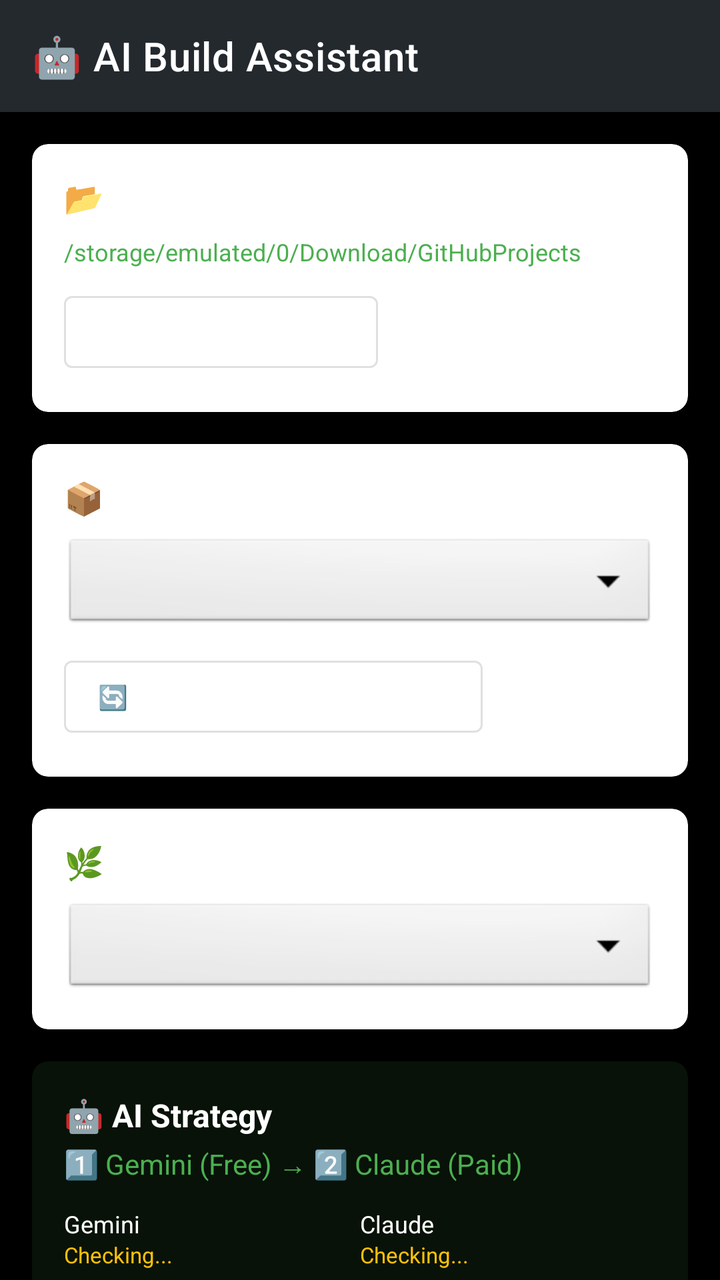
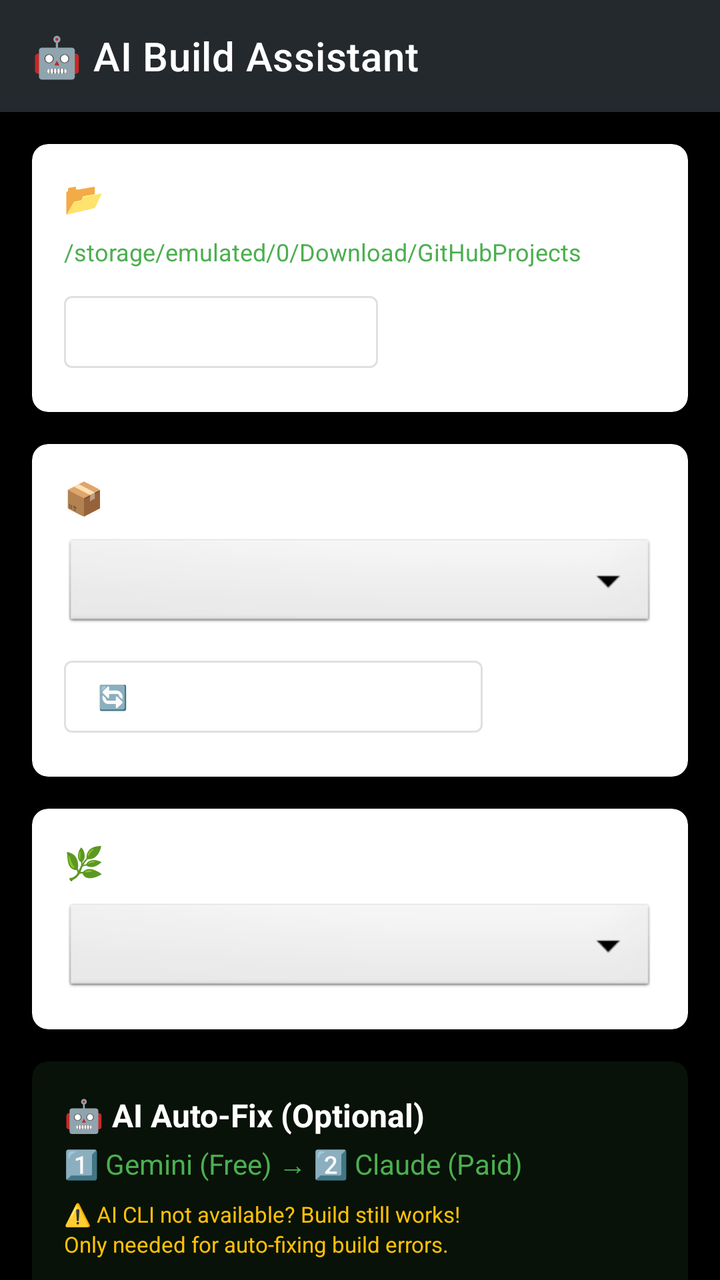

Screens rendered from an Android XML layout before and after an edit, with the pre-edit source and the edit as a unified diff.
<!-- AndroidManifest.xml: application theme Theme.GitHubAPKDownloader -->
<!-- res/layout/activity_ai_build.xml -->
<?xml version="1.0" encoding="utf-8"?>
<androidx.coordinatorlayout.widget.CoordinatorLayout xmlns:android="http://schemas.android.com/apk/res/android"
    xmlns:app="http://schemas.android.com/apk/res-auto"
    android:layout_width="match_parent"
    android:layout_height="match_parent"
    android:background="@color/black">

    <com.google.android.material.appbar.AppBarLayout
        android:layout_width="match_parent"
        android:layout_height="wrap_content"
        android:theme="@style/ThemeOverlay.AppCompat.Dark.ActionBar">

        <com.google.android.material.appbar.MaterialToolbar
            android:id="@+id/toolbar"
            android:layout_width="match_parent"
            android:layout_height="?attr/actionBarSize"
            android:background="@color/github_dark"
            app:title="🤖 AI Build Assistant"
            app:titleTextColor="@color/white" />

    </com.google.android.material.appbar.AppBarLayout>

    <androidx.core.widget.NestedScrollView
        android:layout_width="match_parent"
        android:layout_height="match_parent"
        android:fillViewport="true"
        app:layout_behavior="@string/appbar_scrolling_view_behavior">

        <LinearLayout
            android:layout_width="match_parent"
            android:layout_height="wrap_content"
            android:orientation="vertical"
            android:padding="16dp">

            
            <com.google.android.material.card.MaterialCardView
                android:layout_width="match_parent"
                android:layout_height="wrap_content"
                android:layout_marginBottom="16dp"
                app:cardElevation="2dp"
                app:cardCornerRadius="8dp">

                <LinearLayout
                    android:layout_width="match_parent"
                    android:layout_height="wrap_content"
                    android:orientation="vertical"
                    android:padding="16dp">

                    <TextView
                        android:layout_width="wrap_content"
                        android:layout_height="wrap_content"
                        android:text="📂 Project"
                        android:textSize="16sp"
                        android:textStyle="bold"
                        android:textColor="@color/white" />

                    <TextView
                        android:id="@+id/projectPathText"
                        android:layout_width="match_parent"
                        android:layout_height="wrap_content"
                        android:layout_marginTop="8dp"
                        android:text="/storage/emulated/0/Download/GitHubProjects"
                        android:textSize="12sp"
                        android:textColor="#4CAF50"
                        android:maxLines="2"
                        android:ellipsize="end" />

                    <com.google.android.material.button.MaterialButton
                        android:id="@+id/changeProjectButton"
                        android:layout_width="wrap_content"
                        android:layout_height="wrap_content"
                        android:layout_marginTop="8dp"
                        android:text="Change Location"
                        android:textSize="12sp"
                        style="@style/Widget.MaterialComponents.Button.OutlinedButton" />

                </LinearLayout>

            </com.google.android.material.card.MaterialCardView>

            
            <com.google.android.material.card.MaterialCardView
                android:layout_width="match_parent"
                android:layout_height="wrap_content"
                android:layout_marginBottom="16dp"
                app:cardElevation="2dp"
                app:cardCornerRadius="8dp">

                <LinearLayout
                    android:layout_width="match_parent"
                    android:layout_height="wrap_content"
                    android:orientation="vertical"
                    android:padding="16dp">

                    <TextView
                        android:layout_width="wrap_content"
                        android:layout_height="wrap_content"
                        android:text="📦 Repository"
                        android:textSize="16sp"
                        android:textStyle="bold"
                        android:textColor="@color/white" />

                    <Spinner
                        android:id="@+id/repositorySpinner"
                        android:layout_width="match_parent"
                        android:layout_height="wrap_content"
                        android:layout_marginTop="8dp"
                        android:minHeight="48dp"
                        android:background="@android:drawable/btn_dropdown"
                        android:padding="12dp"
                        android:prompt="@string/select_repository" />

                    <com.google.android.material.button.MaterialButton
                        android:id="@+id/selectRepositoryButton"
                        android:layout_width="wrap_content"
                        android:layout_height="wrap_content"
                        android:layout_marginTop="8dp"
                        android:text="🔄 Refresh Repositories"
                        android:textSize="12sp"
                        style="@style/Widget.MaterialComponents.Button.OutlinedButton" />

                </LinearLayout>

            </com.google.android.material.card.MaterialCardView>

            
            <com.google.android.material.card.MaterialCardView
                android:layout_width="match_parent"
                android:layout_height="wrap_content"
                android:layout_marginBottom="16dp"
                app:cardElevation="2dp"
                app:cardCornerRadius="8dp">

                <LinearLayout
                    android:layout_width="match_parent"
                    android:layout_height="wrap_content"
                    android:orientation="vertical"
                    android:padding="16dp">

                    <TextView
                        android:layout_width="wrap_content"
                        android:layout_height="wrap_content"
                        android:text="🌿 Branch"
                        android:textSize="16sp"
                        android:textStyle="bold"
                        android:textColor="@color/white" />

                    <Spinner
                        android:id="@+id/branchSpinner"
                        android:layout_width="match_parent"
                        android:layout_height="wrap_content"
                        android:layout_marginTop="8dp"
                        android:minHeight="48dp"
                        android:background="@android:drawable/btn_dropdown"
                        android:padding="12dp" />

                </LinearLayout>

            </com.google.android.material.card.MaterialCardView>

            
            <com.google.android.material.card.MaterialCardView
                android:layout_width="match_parent"
                android:layout_height="wrap_content"
                android:layout_marginBottom="16dp"
                app:cardElevation="2dp"
                app:cardCornerRadius="8dp"
                app:cardBackgroundColor="#1a4CAF50">

                <LinearLayout
                    android:layout_width="match_parent"
                    android:layout_height="wrap_content"
                    android:orientation="vertical"
                    android:padding="16dp">

                    <TextView
                        android:layout_width="wrap_content"
                        android:layout_height="wrap_content"
                        android:text="🤖 AI Strategy"
                        android:textSize="16sp"
                        android:textStyle="bold"
                        android:textColor="@color/white" />

                    <TextView
                        android:layout_width="match_parent"
                        android:layout_height="wrap_content"
                        android:layout_marginTop="4dp"
                        android:text="1️⃣ Gemini (Free) → 2️⃣ Claude (Paid)"
                        android:textSize="14sp"
                        android:textColor="#4CAF50" />

                    <LinearLayout
                        android:layout_width="match_parent"
                        android:layout_height="wrap_content"
                        android:orientation="horizontal"
                        android:layout_marginTop="12dp">

                        <LinearLayout
                            android:layout_width="0dp"
                            android:layout_height="wrap_content"
                            android:layout_weight="1"
                            android:orientation="vertical">

                            <TextView
                                android:layout_width="wrap_content"
                                android:layout_height="wrap_content"
                                android:text="Gemini"
                                android:textSize="12sp"
                                android:textColor="@color/white" />

                            <TextView
                                android:id="@+id/geminiStatusText"
                                android:layout_width="wrap_content"
                                android:layout_height="wrap_content"
                                android:text="Checking..."
                                android:textSize="11sp"
                                android:textColor="#FFC107" />

                        </LinearLayout>

                        <LinearLayout
                            android:layout_width="0dp"
                            android:layout_height="wrap_content"
                            android:layout_weight="1"
                            android:orientation="vertical">

                            <TextView
                                android:layout_width="wrap_content"
                                android:layout_height="wrap_content"
                                android:text="Claude"
                                android:textSize="12sp"
                                android:textColor="@color/white" />

                            <TextView
                                android:id="@+id/claudeStatusText"
                                android:layout_width="wrap_content"
                                android:layout_height="wrap_content"
                                android:text="Checking..."
                                android:textSize="11sp"
                                android:textColor="#FFC107" />

                        </LinearLayout>

                    </LinearLayout>

                    <com.google.android.material.button.MaterialButton
                        android:id="@+id/setupCliButton"
                        android:layout_width="wrap_content"
                        android:layout_height="wrap_content"
                        android:layout_marginTop="12dp"
                        android:text="⚙️ Setup AI CLIs"
                        android:textSize="12sp"
                        style="@style/Widget.MaterialComponents.Button.OutlinedButton" />

                </LinearLayout>

            </com.google.android.material.card.MaterialCardView>

            
            <com.google.android.material.card.MaterialCardView
                android:layout_width="match_parent"
                android:layout_height="wrap_content"
                android:layout_marginBottom="16dp"
                app:cardElevation="2dp"
                app:cardCornerRadius="8dp">

                <LinearLayout
                    android:layout_width="match_parent"
                    android:layout_height="wrap_content"
                    android:orientation="vertical"
                    android:padding="16dp">

                    <TextView
                        android:layout_width="wrap_content"
                        android:layout_height="wrap_content"
                        android:text="⚙️ Build Options"
                        android:textSize="16sp"
                        android:textStyle="bold"
                        android:textColor="@color/white" />

                    <com.google.android.material.checkbox.MaterialCheckBox
                        android:id="@+id/cleanBuildCheckbox"
                        android:layout_width="match_parent"
                        android:layout_height="wrap_content"
                        android:text="Clean build"
                        android:textColor="@color/white" />

                    <com.google.android.material.checkbox.MaterialCheckBox
                        android:id="@+id/autoInstallCheckbox"
                        android:layout_width="match_parent"
                        android:layout_height="wrap_content"
                        android:text="Auto-install after build"
                        android:checked="true"
                        android:textColor="@color/white" />

                    <com.google.android.material.checkbox.MaterialCheckBox
                        android:id="@+id/createPrCheckbox"
                        android:layout_width="match_parent"
                        android:layout_height="wrap_content"
                        android:text="Create PR if AI fixes applied"
                        android:checked="true"
                        android:textColor="@color/white" />

                </LinearLayout>

            </com.google.android.material.card.MaterialCardView>

            
            <com.google.android.material.button.MaterialButton
                android:id="@+id/smartBuildButton"
                android:layout_width="match_parent"
                android:layout_height="64dp"
                android:text="🚀 Smart Build &amp; Test"
                android:textSize="18sp"
                android:textStyle="bold"
                android:textColor="@color/white"
                app:backgroundTint="@color/github_green"
                app:cornerRadius="12dp"
                style="@style/Widget.MaterialComponents.Button" />

            
            <com.google.android.material.card.MaterialCardView
                android:id="@+id/buildStatusCard"
                android:layout_width="match_parent"
                android:layout_height="wrap_content"
                android:layout_marginTop="16dp"
                android:visibility="gone"
                app:cardElevation="2dp"
                app:cardCornerRadius="8dp">

                <LinearLayout
                    android:layout_width="match_parent"
                    android:layout_height="wrap_content"
                    android:orientation="vertical"
                    android:padding="16dp">

                    <TextView
                        android:layout_width="wrap_content"
                        android:layout_height="wrap_content"
                        android:text="📊 Build Status"
                        android:textSize="16sp"
                        android:textStyle="bold"
                        android:textColor="@color/white" />

                    <TextView
                        android:id="@+id/buildStatusText"
                        android:layout_width="match_parent"
                        android:layout_height="wrap_content"
                        android:layout_marginTop="8dp"
                        android:text="Idle"
                        android:textSize="14sp"
                        android:textColor="@color/white" />

                    <ProgressBar
                        android:id="@+id/buildProgressBar"
                        style="?android:attr/progressBarStyleHorizontal"
                        android:layout_width="match_parent"
                        android:layout_height="wrap_content"
                        android:layout_marginTop="8dp"
                        android:indeterminate="true" />

                    <com.google.android.material.button.MaterialButton
                        android:id="@+id/viewLogsButton"
                        android:layout_width="wrap_content"
                        android:layout_height="wrap_content"
                        android:layout_marginTop="8dp"
                        android:text="View Logs"
                        android:textSize="12sp"
                        style="@style/Widget.MaterialComponents.Button.OutlinedButton" />

                </LinearLayout>

            </com.google.android.material.card.MaterialCardView>

        </LinearLayout>

    </androidx.core.widget.NestedScrollView>

</androidx.coordinatorlayout.widget.CoordinatorLayout>
<!-- resources referenced by this layout -->
<resources>
  <color name="black">#FF000000</color>
  <color name="github_dark">#24292E</color>
  <color name="github_green">#2EA44F</color>
  <color name="white">#FFFFFFFF</color>
  <string name="select_repository">Select a repository</string>
  <style name="Theme.GitHubAPKDownloader" parent="Theme.MaterialComponents.DayNight.NoActionBar">
          <item name="colorPrimary">@color/white</item>
          <item name="colorPrimaryVariant">@color/white</item>
          <item name="colorOnPrimary">@color/black</item>
          <item name="colorSecondary">@color/github_green</item>
          <item name="colorSecondaryVariant">@color/teal_700</item>
          <item name="colorOnSecondary">@color/white</item>
          <item name="android:statusBarColor">@color/black</item>
          <item name="android:windowBackground">@color/black</item>
          <item name="android:textColorPrimary">@color/white</item>
          <item name="android:textColorSecondary">@color/white</item>
          <item name="android:textColor">@color/white</item>
          <item name="materialButtonStyle">@style/Widget.App.Button</item>
      </style>
  <color name="teal_700">#FF018786</color>
  <style name="Widget.App.Button" parent="Widget.MaterialComponents.Button">
          <item name="android:textColor">@color/white</item>
          <item name="backgroundTint">@color/github_green</item>
      </style>
</resources>

<!-- the commit's change to res/layout/activity_ai_build.xml (unified diff, before → after) -->
@@ -176,7 +176,7 @@
                     <TextView
                         android:layout_width="wrap_content"
                         android:layout_height="wrap_content"
-                        android:text="🤖 AI Strategy"
+                        android:text="🤖 AI Auto-Fix (Optional)"
                         android:textSize="16sp"
                         android:textStyle="bold"
                         android:textColor="@color/white" />
@@ -188,6 +188,15 @@
                         android:text="1️⃣ Gemini (Free) → 2️⃣ Claude (Paid)"
                         android:textSize="14sp"
                         android:textColor="#4CAF50" />
+
+                    <TextView
+                        android:layout_width="match_parent"
+                        android:layout_height="wrap_content"
+                        android:layout_marginTop="8dp"
+                        android:text="⚠️ AI CLI not available? Build still works!\nOnly needed for auto-fixing build errors."
+                        android:textSize="11sp"
+                        android:textColor="#FFC107"
+                        android:lineSpacingExtra="2dp" />
 
                     <LinearLayout
                         android:layout_width="match_parent"
@@ -306,12 +315,48 @@
             </com.google.android.material.card.MaterialCardView>
 
             
+            <LinearLayout
+                android:layout_width="match_parent"
+                android:layout_height="wrap_content"
+                android:orientation="horizontal"
+                android:layout_marginBottom="8dp"
+                android:weightSum="2">
+
+                <com.google.android.material.button.MaterialButton
+                    android:id="@+id/syncRepositoryButton"
+                    android:layout_width="0dp"
+                    android:layout_height="56dp"
+                    android:layout_weight="1"
+                    android:layout_marginEnd="4dp"
+                    android:text="📥 Sync\nRepository"
+                    android:textSize="14sp"
+                    android:textColor="@color/white"
+                    app:backgroundTint="#2196F3"
+                    app:cornerRadius="8dp"
+                    style="@style/Widget.MaterialComponents.Button" />
+
+                <com.google.android.material.button.MaterialButton
+                    android:id="@+id/buildApkButton"
+                    android:layout_width="0dp"
+                    android:layout_height="56dp"
+                    android:layout_weight="1"
+                    android:layout_marginStart="4dp"
+                    android:text="🔨 Build\nAPK"
+                    android:textSize="14sp"
+                    android:textColor="@color/white"
+                    app:backgroundTint="#FF9800"
+                    app:cornerRadius="8dp"
+                    style="@style/Widget.MaterialComponents.Button" />
+
+            </LinearLayout>
+
+            
             <com.google.android.material.button.MaterialButton
                 android:id="@+id/smartBuildButton"
                 android:layout_width="match_parent"
                 android:layout_height="64dp"
-                android:text="🚀 Smart Build &amp; Test"
-                android:textSize="18sp"
+                android:text="🚀 Smart Build &amp; Test\n(Sync + Build + Install)"
+                android:textSize="16sp"
                 android:textStyle="bold"
                 android:textColor="@color/white"
                 app:backgroundTint="@color/github_green"
